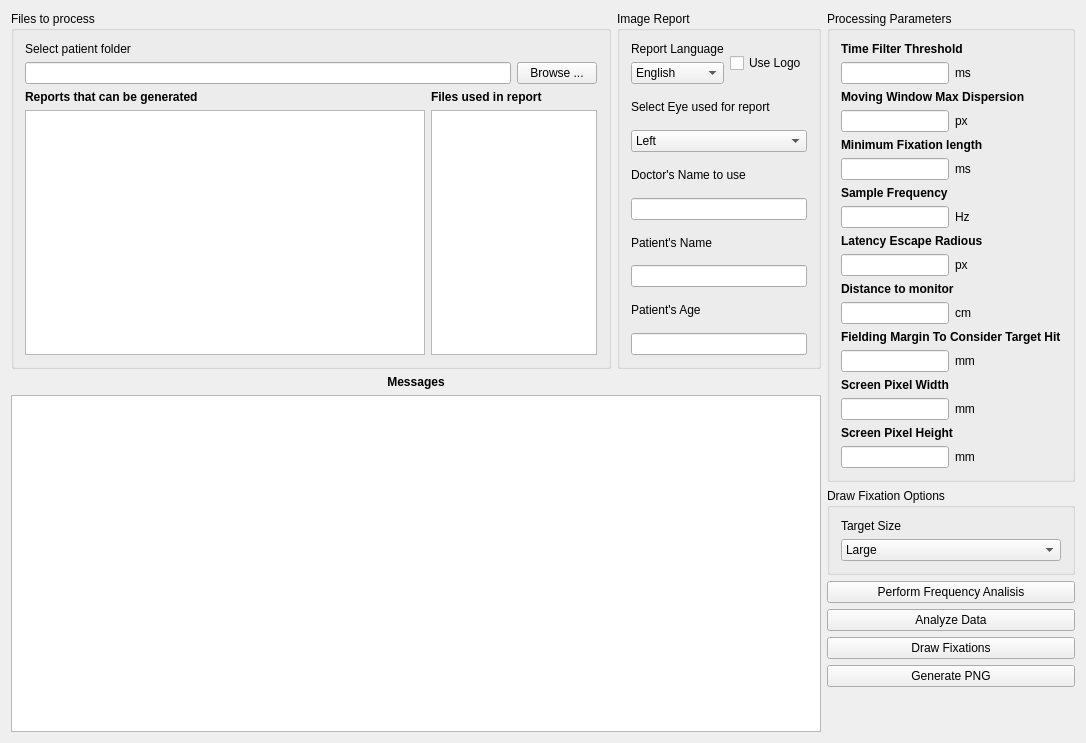
Qt form EyeDataAnalyzer/src/eyedataanalyzer.ui (ViewMind/VMAPP) before a commit.
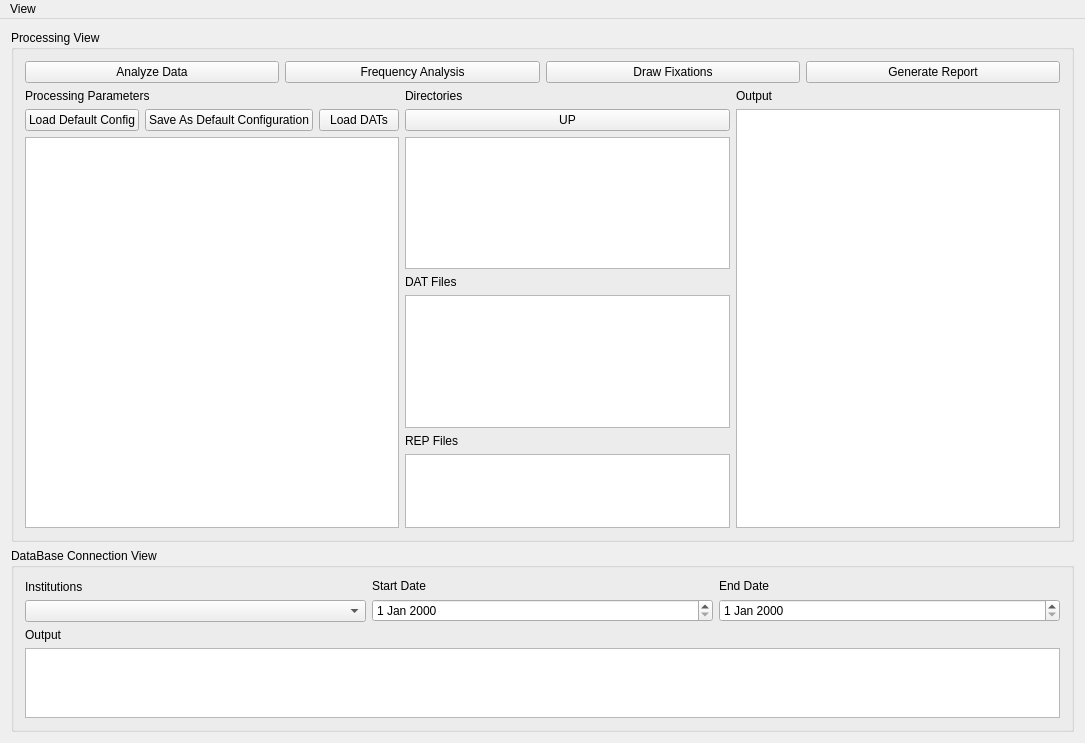
The same form after that commit.

The edit to the form file:
```diff
--- a/EyeDataAnalyzer/src/eyedataanalyzer.ui
+++ b/EyeDataAnalyzer/src/eyedataanalyzer.ui
@@ -14,356 +14,134 @@
    <string>EyeDataAnalyzer</string>
   </property>
   <widget class="QWidget" name="centralWidget">
-   <layout class="QHBoxLayout" name="horizontalLayout_14">
+   <layout class="QVBoxLayout" name="verticalLayout_14">
     <item>
-     <layout class="QVBoxLayout" name="verticalLayout_24">
-      <item>
-       <layout class="QHBoxLayout" name="horizontalLayout_13">
-        <item>
-         <widget class="QGroupBox" name="groupBox">
-          <property name="minimumSize">
-           <size>
-            <width>600</width>
-            <height>0</height>
-           </size>
-          </property>
-          <property name="title">
-           <string>Files to process</string>
-          </property>
-          <layout class="QVBoxLayout" name="verticalLayout_19">
-           <item>
-            <layout class="QVBoxLayout" name="verticalLayout">
-             <item>
-              <widget class="QLabel" name="label_2">
-               <property name="text">
-                <string>Select patient folder</string>
-               </property>
-              </widget>
-             </item>
-             <item>
-              <layout class="QHBoxLayout" name="horizontalLayout">
-               <item>
-                <widget class="QLineEdit" name="lePatientDir">
-                 <property name="readOnly">
-                  <bool>true</bool>
-                 </property>
-                </widget>
-               </item>
-               <item>
-                <widget class="QPushButton" name="pbBrowsePatientDir">
-                 <property name="text">
-                  <string>Browse ...</string>
-                 </property>
-                </widget>
-               </item>
-              </layout>
-             </item>
-            </layout>
-           </item>
-           <item>
-            <layout class="QHBoxLayout" name="horizontalLayout_12">
-             <item>
-              <layout class="QVBoxLayout" name="verticalLayout_2">
-               <item>
-                <widget class="QLabel" name="label">
-                 <property name="text">
-                  <string>&lt;html&gt;&lt;head/&gt;&lt;body&gt;&lt;p&gt;&lt;span style=&quot; font-weight:600;&quot;&gt;Reports that can be generated&lt;/span&gt;&lt;/p&gt;&lt;/body&gt;&lt;/html&gt;</string>
-                 </property>
-                </widget>
-               </item>
-               <item>
-                <widget class="QListWidget" name="lwReportsThatCanBeGenerated">
-                 <property name="minimumSize">
-                  <size>
-                   <width>400</width>
-                   <height>0</height>
-                  </size>
-                 </property>
-                </widget>
-               </item>
-              </layout>
-             </item>
-             <item>
-              <layout class="QVBoxLayout" name="verticalLayout_3">
-               <item>
-                <widget class="QLabel" name="label_28">
-                 <property name="text">
-                  <string>&lt;html&gt;&lt;head/&gt;&lt;body&gt;&lt;p&gt;&lt;span style=&quot; font-weight:600;&quot;&gt;Files used in report&lt;/span&gt;&lt;/p&gt;&lt;/body&gt;&lt;/html&gt;</string>
-                 </property>
-                </widget>
-               </item>
-               <item>
-                <widget class="QListWidget" name="lwFilesInReport"/>
-               </item>
-              </layout>
-             </item>
-            </layout>
-           </item>
-          </layout>
-         </widget>
-        </item>
-        <item>
-         <widget class="QGroupBox" name="groupBox_3">
-          <property name="title">
-           <string>Image Report</string>
-          </property>
-          <layout class="QVBoxLayout" name="verticalLayout_21">
-           <item>
-            <layout class="QHBoxLayout" name="horizontalLayout_2">
-             <item>
-              <layout class="QVBoxLayout" name="verticalLayout_4">
-               <item>
-                <widget class="QLabel" name="label_3">
-                 <property name="text">
-                  <string>Report Language</string>
-                 </property>
-                </widget>
-               </item>
-               <item>
-                <widget class="QComboBox" name="comboLang">
-                 <item>
-                  <property name="text">
-                   <string>English</string>
-                  </property>
-                 </item>
-                 <item>
-                  <property name="text">
-                   <string>Spanish</string>
-                  </property>
-                 </item>
-                </widget>
-               </item>
-              </layout>
-             </item>
-             <item>
-              <widget class="QCheckBox" name="cbUseLogo">
-               <property name="text">
-                <string>Use Logo</string>
-               </property>
-              </widget>
-             </item>
-            </layout>
-           </item>
-           <item>
-            <layout class="QVBoxLayout" name="verticalLayout_5">
-             <item>
-              <widget class="QLabel" name="label_6">
-               <property name="text">
-                <string>Select Eye used for report</string>
-               </property>
-              </widget>
-             </item>
-             <item>
-              <widget class="QComboBox" name="comboEyeSelection">
-               <item>
-                <property name="text">
-                 <string>Left</string>
-                </property>
-               </item>
-               <item>
-                <property name="text">
-                 <string>Right</string>
-                </property>
-               </item>
-               <item>
-                <property name="text">
-                 <string>Both</string>
-                </property>
-               </item>
-              </widget>
-             </item>
-            </layout>
-           </item>
-           <item>
-            <layout class="QVBoxLayout" name="verticalLayout_6">
-             <item>
-              <widget class="QLabel" name="label_24">
-               <property name="text">
-                <string>Doctor's Name to use</string>
-               </property>
-              </widget>
-             </item>
-             <item>
-              <widget class="QLineEdit" name="leDoctorsName"/>
-             </item>
-            </layout>
-           </item>
-           <item>
-            <layout class="QVBoxLayout" name="verticalLayout_8">
-             <item>
-              <widget class="QLabel" name="label_25">
-               <property name="text">
-                <string>Patient's Name</string>
-               </property>
-              </widget>
-             </item>
-             <item>
-              <widget class="QLineEdit" name="lePatientName"/>
-             </item>
-            </layout>
-           </item>
-           <item>
-            <layout class="QVBoxLayout" name="verticalLayout_20">
-             <item>
-              <widget class="QLabel" name="label_26">
-               <property name="text">
-                <string>Patient's Age</string>
-               </property>
-              </widget>
-             </item>
-             <item>
-              <widget class="QLineEdit" name="lePatientAge"/>
-             </item>
-            </layout>
-           </item>
-          </layout>
-         </widget>
-        </item>
-       </layout>
-      </item>
-      <item>
-       <layout class="QVBoxLayout" name="verticalLayout_7">
-        <item>
-         <widget class="QLabel" name="label_4">
-          <property name="text">
-           <string>&lt;html&gt;&lt;head/&gt;&lt;body&gt;&lt;p align=&quot;center&quot;&gt;&lt;span style=&quot; font-weight:600;&quot;&gt;Messages&lt;/span&gt;&lt;/p&gt;&lt;/body&gt;&lt;/html&gt;</string>
-          </property>
-         </widget>
-        </item>
-        <item>
-         <widget class="QPlainTextEdit" name="pteLog">
-          <property name="readOnly">
-           <bool>true</bool>
-          </property>
-         </widget>
-        </item>
-       </layout>
-      </item>
-     </layout>
-    </item>
-    <item>
-     <layout class="QVBoxLayout" name="verticalLayout_25">
-      <item>
-       <widget class="QGroupBox" name="groupBox_4">
-        <property name="maximumSize">
-         <size>
-          <width>300</width>
-          <height>16777215</height>
-         </size>
-        </property>
-        <property name="title">
-         <string>Processing Parameters</string>
-        </property>
-        <layout class="QVBoxLayout" name="verticalLayout_18">
+     <widget class="QGroupBox" name="groupBoxProcessingView">
+      <property name="title">
+       <string>Processing View</string>
+      </property>
+      <layout class="QVBoxLayout" name="verticalLayout_11">
+       <item>
+        <layout class="QHBoxLayout" name="horizontalLayout_2">
          <item>
-          <layout class="QVBoxLayout" name="verticalLayout_9">
+          <widget class="QPushButton" name="pbGenerateReport">
+           <property name="text">
+            <string>Analyze Data</string>
+           </property>
+          </widget>
+         </item>
+         <item>
+          <widget class="QPushButton" name="pgFrequencyAnalsis">
+           <property name="text">
+            <string>Frequency Analysis</string>
+           </property>
+          </widget>
+         </item>
+         <item>
+          <widget class="QPushButton" name="pbDrawFixations">
+           <property name="text">
+            <string>Draw Fixations</string>
+           </property>
+          </widget>
+         </item>
+         <item>
+          <widget class="QPushButton" name="pbGenerateReport_2">
+           <property name="text">
+            <string>Generate Report</string>
+           </property>
+          </widget>
+         </item>
+        </layout>
+       </item>
+       <item>
+        <layout class="QHBoxLayout" name="horizontalLayout_4">
+         <item>
+          <layout class="QVBoxLayout" name="verticalLayout_10">
            <item>
-            <widget class="QLabel" name="label_5">
+            <widget class="QLabel" name="label_9">
              <property name="text">
-              <string>&lt;html&gt;&lt;head/&gt;&lt;body&gt;&lt;p&gt;&lt;span style=&quot; font-weight:600;&quot;&gt;Time Filter Threshold&lt;/span&gt;&lt;/p&gt;&lt;/body&gt;&lt;/html&gt;</string>
+              <string>Processing Parameters</string>
              </property>
             </widget>
            </item>
            <item>
             <layout class="QHBoxLayout" name="horizontalLayout_3">
              <item>
-              <widget class="QLineEdit" name="leTimeFilterThreshold"/>
+              <widget class="QPushButton" name="pteDefConfig">
+               <property name="text">
+                <string>Load Default Config</string>
+               </property>
+              </widget>
              </item>
+             <item>
+              <widget class="QPushButton" name="pbSaveDefConf">
+               <property name="text">
+                <string>Save As Default Configuration</string>
+               </property>
+              </widget>
+             </item>
+             <item>
+              <widget class="QPushButton" name="pbDATFiles">
+               <property name="text">
+                <string>Load DATs</string>
+               </property>
+              </widget>
+             </item>
+            </layout>
+           </item>
+           <item>
+            <widget class="QPlainTextEdit" name="pteConfig"/>
+           </item>
+          </layout>
+         </item>
+         <item>
+          <layout class="QVBoxLayout" name="verticalLayout_9">
+           <item>
+            <layout class="QVBoxLayout" name="verticalLayout_8">
+             <item>
+              <layout class="QVBoxLayout" name="verticalLayout_6">
+               <item>
+                <widget class="QLabel" name="label_5">
+                 <property name="text">
+                  <string>Directories</string>
+                 </property>
+                </widget>
+               </item>
+               <item>
+                <widget class="QPushButton" name="pushButton">
+                 <property name="text">
+                  <string>UP</string>
+                 </property>
+                </widget>
+               </item>
+               <item>
+                <widget class="QListWidget" name="lwDirs"/>
+               </item>
+              </layout>
+             </item>
+             <item>
+              <widget class="QLabel" name="label_6">
+               <property name="text">
+                <string>DAT Files</string>
+               </property>
+              </widget>
+             </item>
+             <item>
+              <widget class="QListWidget" name="lwDatFiles"/>
+             </item>
+            </layout>
+           </item>
+           <item>
+            <layout class="QVBoxLayout" name="verticalLayout_7">
              <item>
               <widget class="QLabel" name="label_7">
                <property name="text">
-                <string>ms</string>
+                <string>REP Files</string>
                </property>
               </widget>
              </item>
              <item>
-              <spacer name="horizontalSpacer">
-               <property name="orientation">
-                <enum>Qt::Horizontal</enum>
-               </property>
-               <property name="sizeHint" stdset="0">
-                <size>
-                 <width>40</width>
-                 <height>20</height>
-                </size>
-               </property>
-              </spacer>
-             </item>
-            </layout>
-           </item>
-          </layout>
-         </item>
-         <item>
-          <layout class="QVBoxLayout" name="verticalLayout_10">
-           <item>
-            <widget class="QLabel" name="label_8">
-             <property name="text">
-              <string>&lt;html&gt;&lt;head/&gt;&lt;body&gt;&lt;p&gt;&lt;span style=&quot; font-weight:600;&quot;&gt;Moving Window Max Dispersion&lt;/span&gt;&lt;/p&gt;&lt;/body&gt;&lt;/html&gt;</string>
-             </property>
-            </widget>
-           </item>
-           <item>
-            <layout class="QHBoxLayout" name="horizontalLayout_4">
-             <item>
-              <widget class="QLineEdit" name="leMovingWindowMaxDispersion"/>
-             </item>
-             <item>
-              <widget class="QLabel" name="label_9">
-               <property name="text">
-                <string>px</string>
-               </property>
-              </widget>
-             </item>
-             <item>
-              <spacer name="horizontalSpacer_2">
-               <property name="orientation">
-                <enum>Qt::Horizontal</enum>
-               </property>
-               <property name="sizeHint" stdset="0">
-                <size>
-                 <width>40</width>
-                 <height>20</height>
-                </size>
-               </property>
-              </spacer>
-             </item>
-            </layout>
-           </item>
-          </layout>
-         </item>
-         <item>
-          <layout class="QVBoxLayout" name="verticalLayout_11">
-           <item>
-            <widget class="QLabel" name="label_10">
-             <property name="text">
-              <string>&lt;html&gt;&lt;head/&gt;&lt;body&gt;&lt;p&gt;&lt;span style=&quot; font-weight:600;&quot;&gt;Minimum Fixation length&lt;/span&gt;&lt;/p&gt;&lt;/body&gt;&lt;/html&gt;</string>
-             </property>
-            </widget>
-           </item>
-           <item>
-            <layout class="QHBoxLayout" name="horizontalLayout_5">
-             <item>
-              <widget class="QLineEdit" name="leMinimumFixationLength"/>
-             </item>
-             <item>
-              <widget class="QLabel" name="label_11">
-               <property name="text">
-                <string>ms</string>
-               </property>
-              </widget>
-             </item>
-             <item>
-              <spacer name="horizontalSpacer_3">
-               <property name="orientation">
-                <enum>Qt::Horizontal</enum>
-               </property>
-               <property name="sizeHint" stdset="0">
-                <size>
-                 <width>40</width>
-                 <height>20</height>
-                </size>
-               </property>
-              </spacer>
+              <widget class="QListWidget" name="lwRepFiles"/>
              </item>
             </layout>
            </item>
@@ -372,313 +150,121 @@
          <item>
           <layout class="QVBoxLayout" name="verticalLayout_12">
            <item>
-            <widget class="QLabel" name="label_12">
+            <widget class="QLabel" name="label_8">
              <property name="text">
-              <string>&lt;html&gt;&lt;head/&gt;&lt;body&gt;&lt;p&gt;&lt;span style=&quot; font-weight:600;&quot;&gt;Sample Frequency&lt;/span&gt;&lt;/p&gt;&lt;/body&gt;&lt;/html&gt;</string>
+              <string>Output</string>
              </property>
             </widget>
            </item>
            <item>
-            <layout class="QHBoxLayout" name="horizontalLayout_6">
-             <item>
-              <widget class="QLineEdit" name="leSampleFrequency"/>
-             </item>
-             <item>
-              <widget class="QLabel" name="label_13">
-               <property name="text">
-                <string>Hz</string>
-               </property>
-              </widget>
-             </item>
-             <item>
-              <spacer name="horizontalSpacer_4">
-               <property name="orientation">
-                <enum>Qt::Horizontal</enum>
-               </property>
-               <property name="sizeHint" stdset="0">
-                <size>
-                 <width>40</width>
-                 <height>20</height>
-                </size>
-               </property>
-              </spacer>
-             </item>
-            </layout>
+            <widget class="QPlainTextEdit" name="pteProcessingOutput"/>
            </item>
           </layout>
          </item>
+        </layout>
+       </item>
+      </layout>
+     </widget>
+    </item>
+    <item>
+     <widget class="QGroupBox" name="groupBoxDataBaseView">
+      <property name="title">
+       <string>DataBase Connection View</string>
+      </property>
+      <layout class="QVBoxLayout" name="verticalLayout_5">
+       <item>
+        <layout class="QHBoxLayout" name="horizontalLayout">
          <item>
-          <layout class="QVBoxLayout" name="verticalLayout_13">
+          <layout class="QVBoxLayout" name="verticalLayout_3">
            <item>
-            <widget class="QLabel" name="label_14">
+            <widget class="QLabel" name="label">
              <property name="text">
-              <string>&lt;html&gt;&lt;head/&gt;&lt;body&gt;&lt;p&gt;&lt;span style=&quot; font-weight:600;&quot;&gt;Latency Escape Radious&lt;/span&gt;&lt;/p&gt;&lt;/body&gt;&lt;/html&gt;</string>
+              <string>Institutions</string>
              </property>
             </widget>
            </item>
            <item>
-            <layout class="QHBoxLayout" name="horizontalLayout_7">
-             <item>
-              <widget class="QLineEdit" name="leLatencyEscapeRadious"/>
-             </item>
-             <item>
-              <widget class="QLabel" name="label_15">
-               <property name="text">
-                <string>px</string>
-               </property>
-              </widget>
-             </item>
-             <item>
-              <spacer name="horizontalSpacer_5">
-               <property name="orientation">
-                <enum>Qt::Horizontal</enum>
-               </property>
-               <property name="sizeHint" stdset="0">
-                <size>
-                 <width>40</width>
-                 <height>20</height>
-                </size>
-               </property>
-              </spacer>
-             </item>
-            </layout>
+            <widget class="QComboBox" name="cbInstitutions"/>
            </item>
           </layout>
          </item>
          <item>
-          <layout class="QVBoxLayout" name="verticalLayout_14">
+          <layout class="QVBoxLayout" name="verticalLayout">
            <item>
-            <widget class="QLabel" name="label_16">
+            <widget class="QLabel" name="label_2">
              <property name="text">
-              <string>&lt;html&gt;&lt;head/&gt;&lt;body&gt;&lt;p&gt;&lt;span style=&quot; font-weight:600;&quot;&gt;Distance to monitor&lt;/span&gt;&lt;/p&gt;&lt;/body&gt;&lt;/html&gt;</string>
+              <string>Start Date</string>
              </property>
             </widget>
            </item>
            <item>
-            <layout class="QHBoxLayout" name="horizontalLayout_8">
-             <item>
-              <widget class="QLineEdit" name="leDistanceToMonitor"/>
-             </item>
-             <item>
-              <widget class="QLabel" name="label_17">
-               <property name="text">
-                <string>cm</string>
-               </property>
-              </widget>
-             </item>
-             <item>
-              <spacer name="horizontalSpacer_6">
-               <property name="orientation">
-                <enum>Qt::Horizontal</enum>
-               </property>
-               <property name="sizeHint" stdset="0">
-                <size>
-                 <width>40</width>
-                 <height>20</height>
-                </size>
-               </property>
-              </spacer>
-             </item>
-            </layout>
+            <widget class="QDateEdit" name="deStartDate"/>
            </item>
           </layout>
          </item>
          <item>
-          <layout class="QVBoxLayout" name="verticalLayout_17">
+          <layout class="QVBoxLayout" name="verticalLayout_2">
            <item>
-            <widget class="QLabel" name="label_22">
+            <widget class="QLabel" name="label_3">
              <property name="text">
-              <string>&lt;html&gt;&lt;head/&gt;&lt;body&gt;&lt;p&gt;&lt;span style=&quot; font-weight:600;&quot;&gt;Fielding Margin To Consider Target Hit&lt;/span&gt;&lt;/p&gt;&lt;/body&gt;&lt;/html&gt;</string>
+              <string>End Date</string>
              </property>
             </widget>
            </item>
            <item>
-            <layout class="QHBoxLayout" name="horizontalLayout_11">
-             <item>
-              <widget class="QLineEdit" name="leMarginTargetHit"/>
-             </item>
-             <item>
-              <widget class="QLabel" name="label_23">
-               <property name="text">
-                <string>mm</string>
-               </property>
-              </widget>
-             </item>
-             <item>
-              <spacer name="horizontalSpacer_9">
-               <property name="orientation">
-                <enum>Qt::Horizontal</enum>
-               </property>
-               <property name="sizeHint" stdset="0">
-                <size>
-                 <width>40</width>
-                 <height>20</height>
-                </size>
-               </property>
-              </spacer>
-             </item>
-            </layout>
+            <widget class="QDateEdit" name="deEndDate"/>
            </item>
           </layout>
          </item>
+        </layout>
+       </item>
+       <item>
+        <layout class="QVBoxLayout" name="verticalLayout_4">
          <item>
-          <layout class="QVBoxLayout" name="verticalLayout_15">
-           <item>
-            <widget class="QLabel" name="label_18">
-             <property name="text">
-              <string>&lt;html&gt;&lt;head/&gt;&lt;body&gt;&lt;p&gt;&lt;span style=&quot; font-weight:600;&quot;&gt;Screen Pixel Width&lt;/span&gt;&lt;/p&gt;&lt;/body&gt;&lt;/html&gt;</string>
-             </property>
-            </widget>
-           </item>
-           <item>
-            <layout class="QHBoxLayout" name="horizontalLayout_9">
-             <item>
-              <widget class="QLineEdit" name="leXToMM"/>
-             </item>
-             <item>
-              <widget class="QLabel" name="label_19">
-               <property name="text">
-                <string>mm</string>
-               </property>
-              </widget>
-             </item>
-             <item>
-              <spacer name="horizontalSpacer_7">
-               <property name="orientation">
-                <enum>Qt::Horizontal</enum>
-               </property>
-               <property name="sizeHint" stdset="0">
-                <size>
-                 <width>40</width>
-                 <height>20</height>
-                </size>
-               </property>
-              </spacer>
-             </item>
-            </layout>
-           </item>
-          </layout>
+          <widget class="QLabel" name="label_4">
+           <property name="text">
+            <string>Output</string>
+           </property>
+          </widget>
          </item>
          <item>
-          <layout class="QVBoxLayout" name="verticalLayout_16">
-           <item>
-            <widget class="QLabel" name="label_20">
-             <property name="text">
-              <string>&lt;html&gt;&lt;head/&gt;&lt;body&gt;&lt;p&gt;&lt;span style=&quot; font-weight:600;&quot;&gt;Screen Pixel Height&lt;/span&gt;&lt;/p&gt;&lt;/body&gt;&lt;/html&gt;</string>
-             </property>
-            </widget>
-           </item>
-           <item>
-            <layout class="QHBoxLayout" name="horizontalLayout_10">
-             <item>
-              <widget class="QLineEdit" name="leYToMM"/>
-             </item>
-             <item>
-              <widget class="QLabel" name="label_21">
-               <property name="text">
-                <string>mm</string>
-               </property>
-              </widget>
-             </item>
-             <item>
-              <spacer name="horizontalSpacer_8">
-               <property name="orientation">
-                <enum>Qt::Horizontal</enum>
-               </property>
-               <property name="sizeHint" stdset="0">
-                <size>
-                 <width>40</width>
-                 <height>20</height>
-                </size>
-               </property>
-              </spacer>
-             </item>
-            </layout>
-           </item>
-          </layout>
+          <widget class="QPlainTextEdit" name="pteDBOutputLog"/>
          </item>
         </layout>
-       </widget>
-      </item>
-      <item>
-       <layout class="QVBoxLayout" name="verticalLayout_23">
-        <item>
-         <widget class="QGroupBox" name="groupBox_2">
-          <property name="title">
-           <string>Draw Fixation Options</string>
-          </property>
-          <layout class="QVBoxLayout" name="verticalLayout_22">
-           <item>
-            <widget class="QLabel" name="label_27">
-             <property name="text">
-              <string>Target Size</string>
-             </property>
-            </widget>
-           </item>
-           <item>
-            <widget class="QComboBox" name="comboTargetSize">
-             <item>
-              <property name="text">
-               <string>Large</string>
-              </property>
-             </item>
-             <item>
-              <property name="text">
-               <string>Small</string>
-              </property>
-             </item>
-            </widget>
-           </item>
-          </layout>
-         </widget>
-        </item>
-        <item>
-         <widget class="QPushButton" name="pbFreqAnalysis">
-          <property name="text">
-           <string>Perform Frequency Analisis</string>
-          </property>
-         </widget>
-        </item>
-        <item>
-         <widget class="QPushButton" name="pbAnalyzeData">
-          <property name="text">
-           <string>Analyze Data</string>
-          </property>
-         </widget>
-        </item>
-        <item>
-         <widget class="QPushButton" name="pbDrawFixations">
-          <property name="text">
-           <string>Draw Fixations</string>
-          </property>
-         </widget>
-        </item>
-        <item>
-         <widget class="QPushButton" name="pbGeneratePNG">
-          <property name="text">
-           <string>Generate PNG</string>
-          </property>
-         </widget>
-        </item>
-        <item>
-         <spacer name="verticalSpacer">
-          <property name="orientation">
-           <enum>Qt::Vertical</enum>
-          </property>
-          <property name="sizeHint" stdset="0">
-           <size>
-            <width>20</width>
-            <height>40</height>
-           </size>
-          </property>
-         </spacer>
-        </item>
-       </layout>
-      </item>
-     </layout>
+       </item>
+      </layout>
+     </widget>
     </item>
    </layout>
   </widget>
+  <widget class="QMenuBar" name="menuBar">
+   <property name="geometry">
+    <rect>
+     <x>0</x>
+     <y>0</y>
+     <width>1085</width>
+     <height>21</height>
+    </rect>
+   </property>
+   <widget class="QMenu" name="menuView">
+    <property name="title">
+     <string>View</string>
+    </property>
+    <addaction name="actionDataBase_Connection"/>
+    <addaction name="actionProcessing_View"/>
+   </widget>
+   <addaction name="menuView"/>
+  </widget>
+  <action name="actionDataBase_Connection">
+   <property name="text">
+    <string>DataBase Connection</string>
+   </property>
+  </action>
+  <action name="actionProcessing_View">
+   <property name="text">
+    <string>Processing View</string>
+   </property>
+  </action>
  </widget>
  <layoutdefault spacing="6" margin="11"/>
  <resources/>
```
